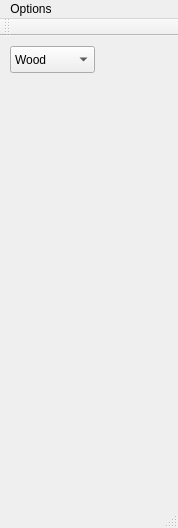
Qt form LevelEd/LevelEditor/toolswindow.ui (nick-valentine/DungeonBreath) before a commit.
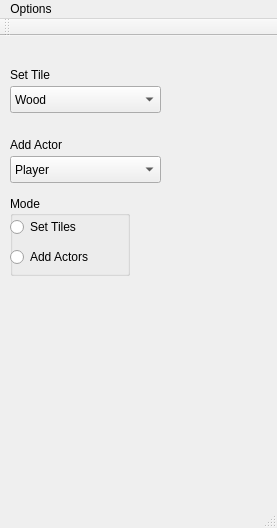
The same form after that commit.

```diff
--- a/LevelEd/LevelEditor/toolswindow.ui
+++ b/LevelEd/LevelEditor/toolswindow.ui
@@ -6,7 +6,7 @@
    <rect>
     <x>0</x>
     <y>0</y>
-    <width>178</width>
+    <width>277</width>
     <height>528</height>
    </rect>
   </property>
@@ -18,8 +18,8 @@
     <property name="geometry">
      <rect>
       <x>10</x>
-      <y>10</y>
-      <width>85</width>
+      <y>50</y>
+      <width>151</width>
       <height>27</height>
      </rect>
     </property>
@@ -34,6 +34,111 @@
      </property>
     </item>
    </widget>
+   <widget class="QComboBox" name="comboBox">
+    <property name="geometry">
+     <rect>
+      <x>10</x>
+      <y>120</y>
+      <width>151</width>
+      <height>27</height>
+     </rect>
+    </property>
+    <item>
+     <property name="text">
+      <string>Player</string>
+     </property>
+    </item>
+    <item>
+     <property name="text">
+      <string>EnemyFollower</string>
+     </property>
+    </item>
+    <item>
+     <property name="text">
+      <string>StoneWallBottom</string>
+     </property>
+    </item>
+    <item>
+     <property name="text">
+      <string>StoneWallSide</string>
+     </property>
+    </item>
+    <item>
+     <property name="text">
+      <string>StoneWallCorner</string>
+     </property>
+    </item>
+    <item>
+     <property name="text">
+      <string>Treasure</string>
+     </property>
+    </item>
+   </widget>
+   <widget class="QLabel" name="label">
+    <property name="geometry">
+     <rect>
+      <x>10</x>
+      <y>30</y>
+      <width>67</width>
+      <height>17</height>
+     </rect>
+    </property>
+    <property name="text">
+     <string>Set Tile</string>
+    </property>
+   </widget>
+   <widget class="QLabel" name="label_2">
+    <property name="geometry">
+     <rect>
+      <x>10</x>
+      <y>100</y>
+      <width>67</width>
+      <height>17</height>
+     </rect>
+    </property>
+    <property name="text">
+     <string>Add Actor</string>
+    </property>
+   </widget>
+   <widget class="QGroupBox" name="groupBox">
+    <property name="geometry">
+     <rect>
+      <x>10</x>
+      <y>160</y>
+      <width>120</width>
+      <height>80</height>
+     </rect>
+    </property>
+    <property name="title">
+     <string>Mode</string>
+    </property>
+    <widget class="QRadioButton" name="radioButton">
+     <property name="geometry">
+      <rect>
+       <x>0</x>
+       <y>20</y>
+       <width>117</width>
+       <height>22</height>
+      </rect>
+     </property>
+     <property name="text">
+      <string>Set Tiles</string>
+     </property>
+    </widget>
+    <widget class="QRadioButton" name="radioButton_2">
+     <property name="geometry">
+      <rect>
+       <x>0</x>
+       <y>50</y>
+       <width>117</width>
+       <height>22</height>
+      </rect>
+     </property>
+     <property name="text">
+      <string>Add Actors</string>
+     </property>
+    </widget>
+   </widget>
   </widget>
   <widget class="QToolBar" name="mainToolBar">
    <attribute name="toolBarArea">
@@ -49,7 +154,7 @@
     <rect>
      <x>0</x>
      <y>0</y>
-     <width>178</width>
+     <width>277</width>
      <height>25</height>
     </rect>
    </property>
```
